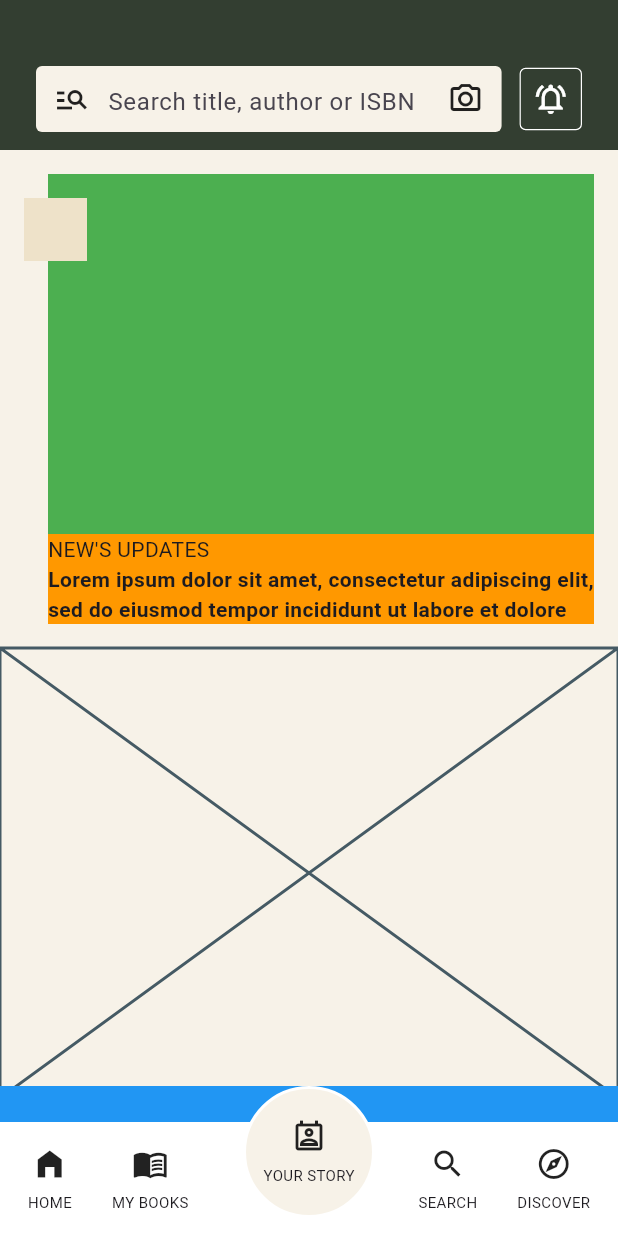
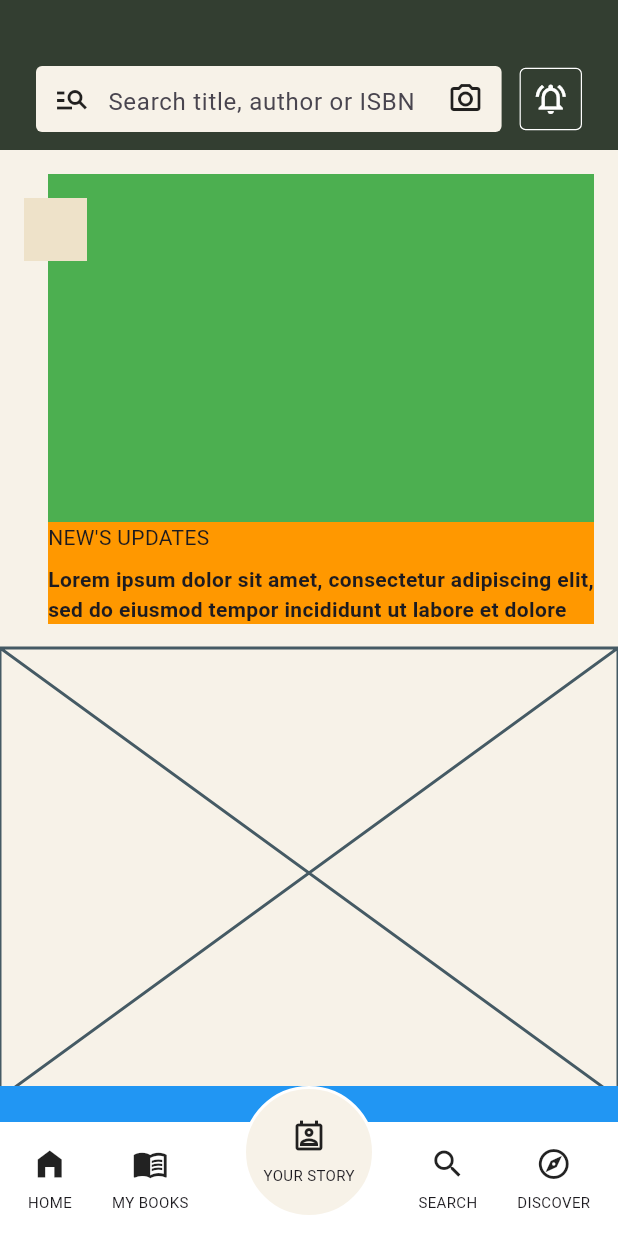
Before and after one commit to JAICHANGPARK/flutter_notebook_chapter_43, a Flutter app: the NewsFeedHomePage screen opened directly, on a phone screen of 412 x 824 dp. Run offline on Flutter 3.47's test engine with Material 3 defaults, Android fonts, the phone set to English and light mode, and no system bars; our stand-ins replace gap, hugeicons.

Commit message:
Update news_feed_home_page.dart

```diff
--- a/lib/ep2163_newsfeed_app/views/news_feed_home_page.dart
+++ b/lib/ep2163_newsfeed_app/views/news_feed_home_page.dart
@@ -106,10 +106,9 @@ class _NewsFeedHomePageState extends State<NewsFeedHomePage> {
                                         ),
                                       ),
                                       Column(
+                                        crossAxisAlignment: CrossAxisAlignment.start,
+                                        spacing: 8,
                                         children: [
-
-                                        ],
-                                      ),
                                           Text("NEW'S UPDATES"),
                                           Text(
                                             "Lorem ipsum dolor sit amet, consectetur adipiscing elit, sed do eiusmod tempor incididunt ut labore et dolore magna aliqua. Ut enim ad minim veniam, ",
@@ -118,6 +117,9 @@ class _NewsFeedHomePageState extends State<NewsFeedHomePage> {
                                               fontWeight: FontWeight.bold,
                                             ),
                                           )
+                                        ],
+                                      ),
+
                                     ],
                                   ),
                                 ),
```
Lines whose indentation alone changed are shown as unchanged.
